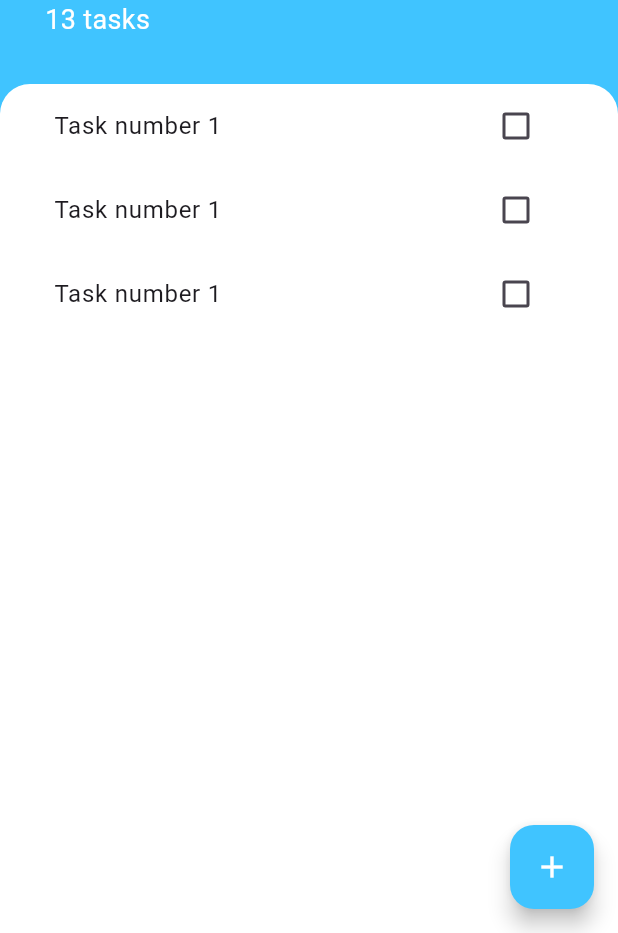
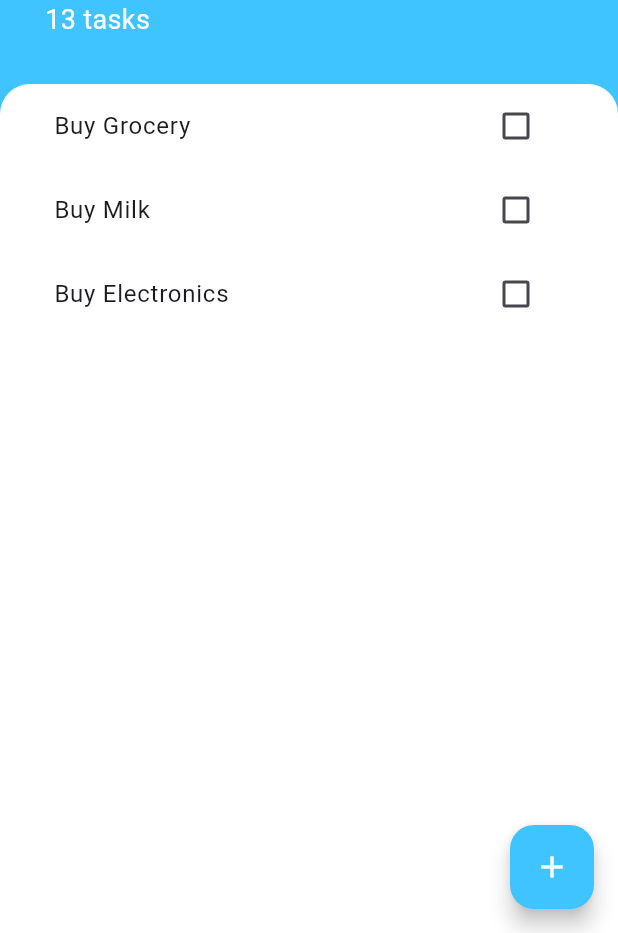
Before and after one commit to mvishnuprasad/TodoList, a Flutter app: the screen it shows after launch, on a phone screen of 412 x 824 dp, the part 303-1236 px from its top. Run offline on Flutter 3.47's test engine with Material 3 defaults, Android fonts, the phone set to English and light mode, and no system bars.

Commit message:
add tasks

```diff
--- /dev/null
+++ b/lib/models/tasks.dart
@@ -0,0 +1,10 @@
+import 'package:flutter/material.dart';
+
+class Task{
+  final String name ;
+  bool isDone;
+  Task({this.name = "", this.isDone = false});
+  void toggleDone() {
+    isDone = !isDone;
+  }
+}
--- a/lib/pages/TaskScreen.dart
+++ b/lib/pages/TaskScreen.dart
@@ -1,12 +1,22 @@
 import 'package:flutter/material.dart';
 import 'package:todolist/widgets/addTask.dart';
 import 'package:todolist/widgets/task_list.dart';
+import 'package:todolist/models/tasks.dart';
 
-class TaskScreen extends StatelessWidget {
+class TaskScreen extends StatefulWidget {
   const TaskScreen({super.key});
 
+  @override
+  State<TaskScreen> createState() => _TaskScreenState();
+}
+
+class _TaskScreenState extends State<TaskScreen> {
+  List<Task> task = [
+    Task(name: "Buy Grocery"),
+    Task(name: "Buy Milk"),
+    Task(name: "Buy Electronics"),
+  ];
   //const ({super.key});
-
   @override
   Widget build(BuildContext context) {
     return Scaffold(
@@ -25,7 +35,14 @@ class TaskScreen extends StatelessWidget {
                   child: Container(
                       padding: EdgeInsets.only(
                           bottom: MediaQuery.of(context).viewInsets.bottom),
-                      child: AddTaskScreen())),
+                      child: AddTaskScreen((newTitle) {
+                        setState(() {
+                          task.add(Task(name: newTitle));
+                        });
+                        Navigator.pop(context);
+                      }),
+                  )
+              ),
             );
           },
         ),
@@ -75,7 +92,7 @@ class TaskScreen extends StatelessWidget {
                     borderRadius: BorderRadius.only(
                         topLeft: Radius.circular(20),
                         topRight: Radius.circular(20))),
-                child: TaskList(),
+                child: TaskList(task),
               ),
             )
           ],
--- a/lib/widgets/task_list.dart
+++ b/lib/widgets/task_list.dart
@@ -1,15 +1,30 @@
 import 'package:flutter/material.dart';
 import 'package:todolist/widgets/task_tile.dart';
+import 'package:todolist/models/tasks.dart';
 
-class TaskList extends StatelessWidget {
-  const TaskList({
-    super.key,
-  });
+class TaskList extends StatefulWidget {
+
+  final List<Task> task;
+  TaskList(this.task);
+  @override
+  State<TaskList> createState() => _TaskListState();
+}
+
+class _TaskListState extends State<TaskList> {
+
 
   @override
   Widget build(BuildContext context) {
-    return ListView(
-      children: [TaskTile(), TaskTile(), TaskTile()],
+    return ListView.builder(
+      itemBuilder: (context, index) {
+        return TaskTile(widget.task[index].name, widget.task[index].isDone,
+            (bool? checkBoxStateValue) {
+          setState(() {
+            widget.task[index].toggleDone();
+          });
+        });
+      },
+      itemCount: widget.task.length,
     );
   }
 }
--- a/lib/widgets/task_tile.dart
+++ b/lib/widgets/task_tile.dart
@@ -1,44 +1,22 @@
 import 'package:flutter/material.dart';
 
-class TaskTile extends StatefulWidget {
-  const TaskTile({
-    super.key,
-  });
-
-  @override
-  State<TaskTile> createState() => _TaskTileState();
-}
-
-class _TaskTileState extends State<TaskTile> {
-  bool isChecked = false;
-  void checkBoxCallBack(bool? checkBoxStateValue) {
-    setState(() {
-      isChecked = checkBoxStateValue!;
-    });
-  }
+class TaskTile extends StatelessWidget {
+  final bool isChecked;
+  final String taskTitle;
+  final void Function(bool?) checkBoxCallback;
+  TaskTile(this.taskTitle, this.isChecked, this.checkBoxCallback);
 
   @override
   Widget build(BuildContext context) {
     return ListTile(
-      title: Text(
-        "Task number 1",
-        style: TextStyle(
-            decoration: isChecked ? TextDecoration.lineThrough : null),
-      ),
-      trailing: TaskCheckbox(isChecked, checkBoxCallBack),
-    );
+        title: Text(
+          taskTitle,
+          style: TextStyle(
+              decoration: isChecked ? TextDecoration.lineThrough : null),
+        ),
+        trailing: Checkbox(
+          value: isChecked,
+          onChanged: checkBoxCallback,
+        ));
   }
 }
-
-class TaskCheckbox extends StatelessWidget {
-  final bool checkBoxState;
-  final void Function(bool?) toggleCheckBoxState;
-  TaskCheckbox(this.checkBoxState, this.toggleCheckBoxState);
-  @override
-  Widget build(BuildContext context) {
-    return Checkbox(
-      value: checkBoxState,
-      onChanged: toggleCheckBoxState,
-    );
-  }
-}
```
Also changed, not shown: lib/widgets/addTask.dart (+13 -5 lines).
